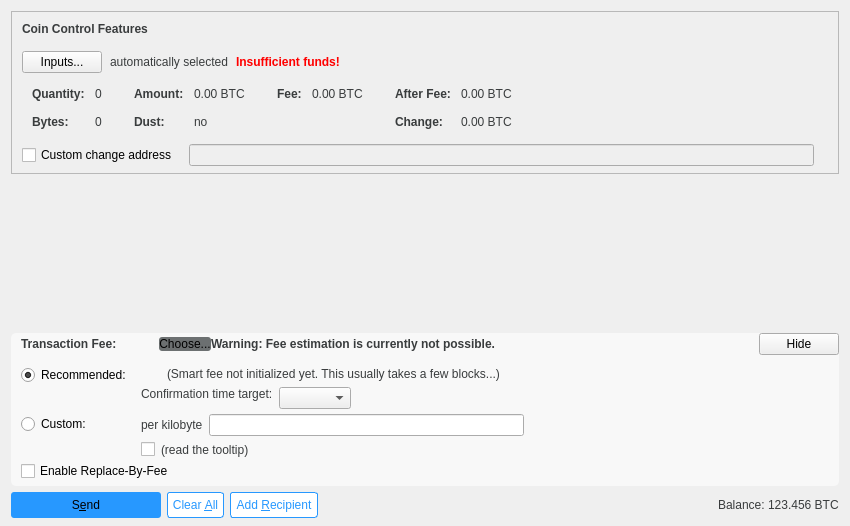
Old version of the form src/qt/forms/sendcoinsdialog.ui in the repository ecoinchain/ecoin.
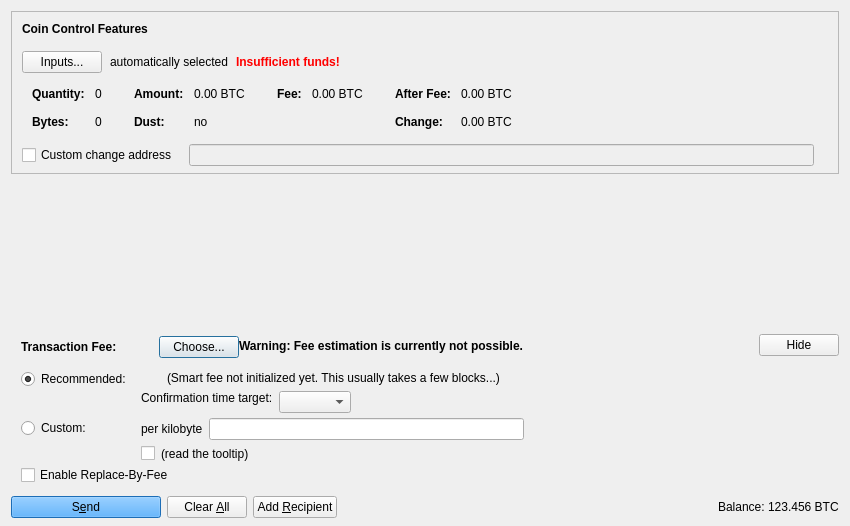
New version of the form. Icons and pictures are not drawn. Custom widgets are drawn as their Qt base class.

What changed in the file:
```diff
--- a/src/qt/forms/sendcoinsdialog.ui
+++ b/src/qt/forms/sendcoinsdialog.ui
@@ -33,7 +33,7 @@
 padding : 5px;
 }
 
-#buttonChooseFee{
+#buttonChooseFee , #pushButtonCoinControl{
     border-radius: 3px;
 	border-color: rgb(39, 152, 255);
 	background-color: rgb(108, 112, 113);
@@ -46,7 +46,14 @@
 
 QLabel {
 	color: rgb(57, 60, 61);
-}</string>
+}
+
+
+QDialog &gt; .QFrame {
+background-color: rgb(248, 248, 248);
+  border-radius: 5px;
+}  
+</string>
   </property>
   <layout class="QVBoxLayout" name="verticalLayout" stretch="0,1,0,0">
    <property name="bottomMargin">
@@ -632,7 +639,7 @@
         <x>0</x>
         <y>0</y>
         <width>830</width>
-        <height>85</height>
+        <height>80</height>
        </rect>
       </property>
       <layout class="QVBoxLayout" name="verticalLayout_2" stretch="0,1">
@@ -687,11 +694,7 @@
       </size>
      </property>
      <property name="styleSheet">
-      <string notr="true">.QFrame {
-background-color: rgb(248, 248, 248);
-  border-radius: 5px;
-}  
-</string>
+      <string notr="true"/>
      </property>
      <property name="frameShape">
       <enum>QFrame::NoFrame</enum>
@@ -763,7 +766,7 @@
               <item>
                <widget class="QLabel" name="labelFeeHeadline">
                 <property name="sizePolicy">
-                 <sizepolicy hsizetype="Preferred" vsizetype="Maximum">
+                 <sizepolicy hsizetype="Preferred" vsizetype="Preferred">
                   <horstretch>0</horstretch>
                   <verstretch>0</verstretch>
                  </sizepolicy>
@@ -797,6 +800,18 @@
               </item>
               <item>
                <widget class="QPushButton" name="buttonChooseFee">
+                <property name="sizePolicy">
+                 <sizepolicy hsizetype="Preferred" vsizetype="Preferred">
+                  <horstretch>0</horstretch>
+                  <verstretch>0</verstretch>
+                 </sizepolicy>
+                </property>
+                <property name="minimumSize">
+                 <size>
+                  <width>0</width>
+                  <height>22</height>
+                 </size>
+                </property>
                 <property name="text">
                  <string>Choose...</string>
                 </property>
```
Left out of the diff: 8 changed lines with no effect on the pictures.
